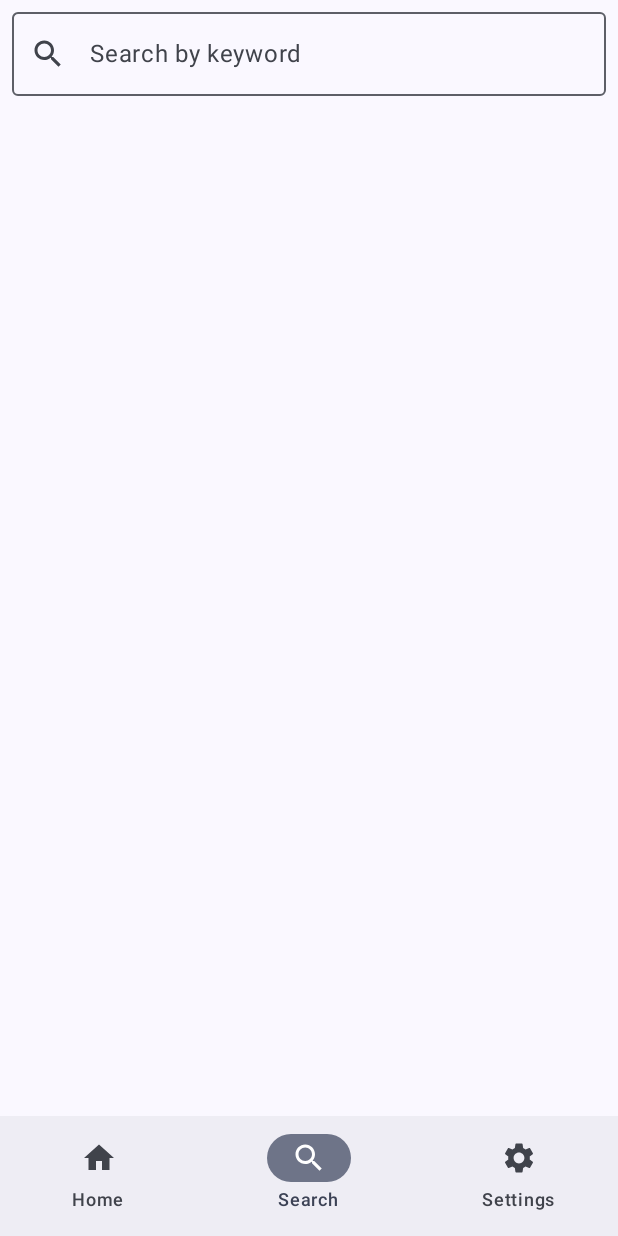
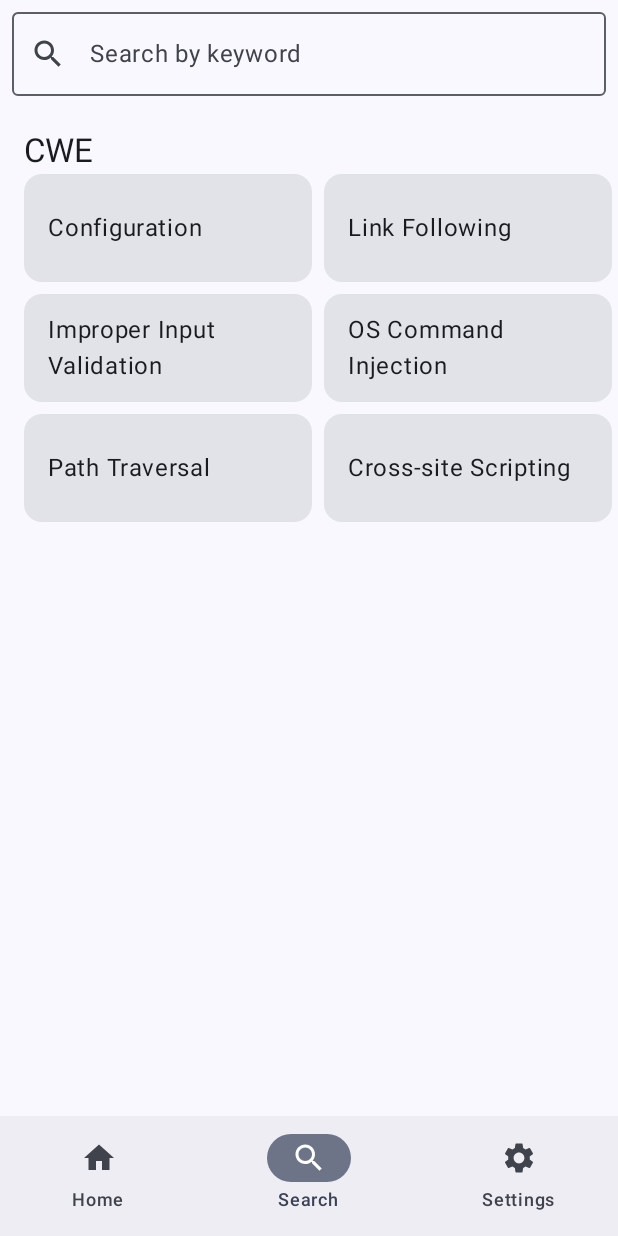
Before and after one commit to CASL0/jvnlookup, an Android app built with Jetpack Compose: the SearchScreen screen opened through its navigation route, on a phone screen of 412 x 824 dp. Run offline under Robolectric (Android 15) with nearby library versions, the phone set to English and light mode, and no system bars; our stand-ins replace Dagger/Hilt's generated code, Room's generated code, Timber, accompanist; libraries missing offline, so code that uses them is left out: com.google.android.gms, com.google.android.play; 4 statements that could not run were skipped.

Commit message:
CWEで検索用のセクションを追加

```diff
--- a/app/src/main/java/io/github/casl0/jvnlookup/ui/search/SearchScreen.kt
+++ b/app/src/main/java/io/github/casl0/jvnlookup/ui/search/SearchScreen.kt
@@ -16,20 +16,23 @@
 
 package io.github.casl0.jvnlookup.ui.search
 
-import androidx.compose.foundation.layout.Arrangement
-import androidx.compose.foundation.layout.Column
-import androidx.compose.foundation.layout.padding
+import androidx.annotation.StringRes
+import androidx.compose.foundation.layout.*
+import androidx.compose.foundation.lazy.grid.GridCells
+import androidx.compose.foundation.lazy.grid.LazyHorizontalGrid
+import androidx.compose.foundation.lazy.grid.items
 import androidx.compose.foundation.rememberScrollState
 import androidx.compose.foundation.verticalScroll
-import androidx.compose.material3.ExperimentalMaterial3Api
-import androidx.compose.material3.Scaffold
-import androidx.compose.material3.SnackbarHost
-import androidx.compose.material3.SnackbarHostState
+import androidx.compose.material3.*
 import androidx.compose.runtime.Composable
 import androidx.compose.runtime.remember
+import androidx.compose.ui.Alignment
 import androidx.compose.ui.Modifier
+import androidx.compose.ui.res.stringResource
 import androidx.compose.ui.unit.dp
+import io.github.casl0.jvnlookup.R
 import io.github.casl0.jvnlookup.ui.components.SnackbarLaunchedEffect
+import io.github.casl0.jvnlookup.utils.CWE_IDS
 
 @OptIn(ExperimentalMaterial3Api::class)
 @Composable
@@ -59,10 +62,60 @@ fun SearchScreen(
                             keyword,
                             navigateToSearchResults
                         )
-                    },
-                    modifier = Modifier.padding(bottom = 4.dp)
+                    }
                 )
+                SearchSection(title = R.string.search_cwe_section) {
+                    CweCollectionsGrid(Modifier.height(232.dp))
+                }
             }
         }
     }
 }
+
+@Composable
+private fun SearchSection(
+    @StringRes title: Int,
+    modifier: Modifier = Modifier,
+    content: @Composable () -> Unit
+) {
+    Column(modifier) {
+        Text(
+            text = stringResource(title),
+            style = MaterialTheme.typography.titleLarge,
+            modifier = Modifier
+                .paddingFromBaseline(top = 40.dp, bottom = 8.dp)
+                .padding(horizontal = 16.dp)
+        )
+        content()
+    }
+}
+
+@Composable
+private fun CweCollectionsGrid(modifier: Modifier = Modifier) {
+    LazyHorizontalGrid(
+        rows = GridCells.Fixed(3),
+        contentPadding = PaddingValues(horizontal = 16.dp),
+        horizontalArrangement = Arrangement.spacedBy(8.dp),
+        verticalArrangement = Arrangement.spacedBy(8.dp),
+        modifier = modifier
+    ) {
+        items(CWE_IDS.values()) { item ->
+            CweCard(item, Modifier.width(192.dp))
+        }
+    }
+}
+
+@Composable
+private fun CweCard(cwe: CWE_IDS, modifier: Modifier = Modifier) {
+    Card(modifier = modifier) {
+        Row(
+            verticalAlignment = Alignment.CenterVertically,
+            modifier = Modifier.height(72.dp)
+        ) {
+            Text(
+                stringResource(cwe.description),
+                modifier = Modifier.padding(horizontal = 16.dp)
+            )
+        }
+    }
+}
--- a/app/src/main/res/values/strings.xml
+++ b/app/src/main/res/values/strings.xml
@@ -42,4 +42,5 @@
     <string name="open_source_licenses">Open source licenses</string>
     <string name="source_code">Source code</string>
     <string name="search_results">Search results</string>
+    <string name="search_cwe_section">CWE</string>
 </resources>
```
Also changed, not shown: 1 other file.
